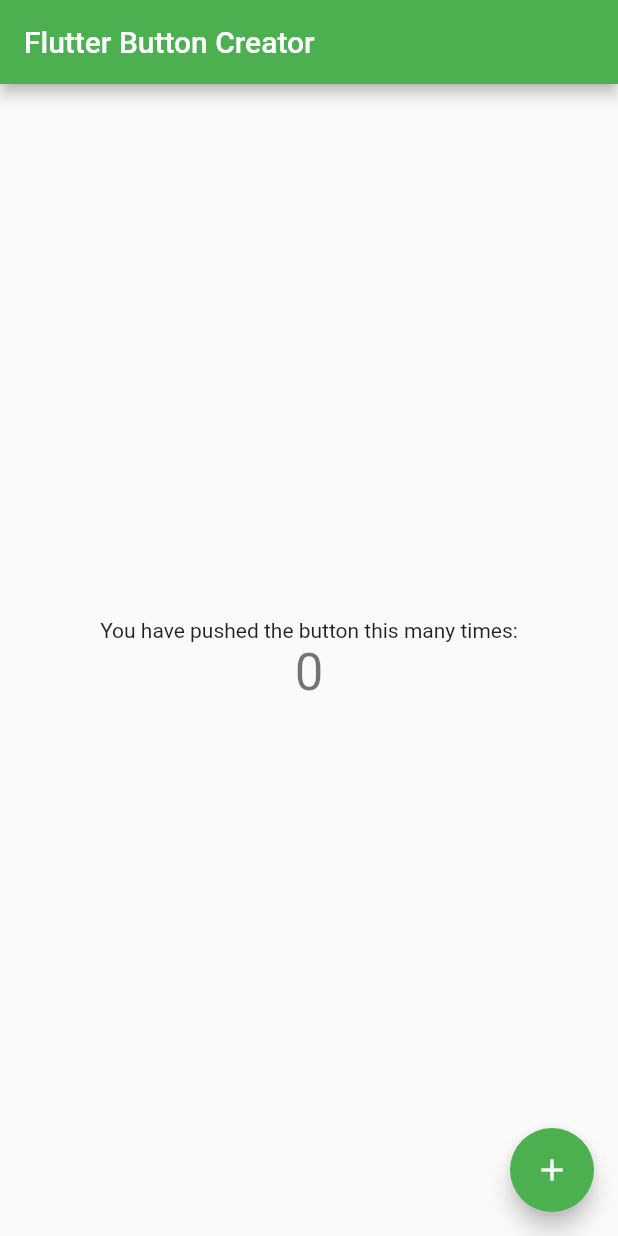
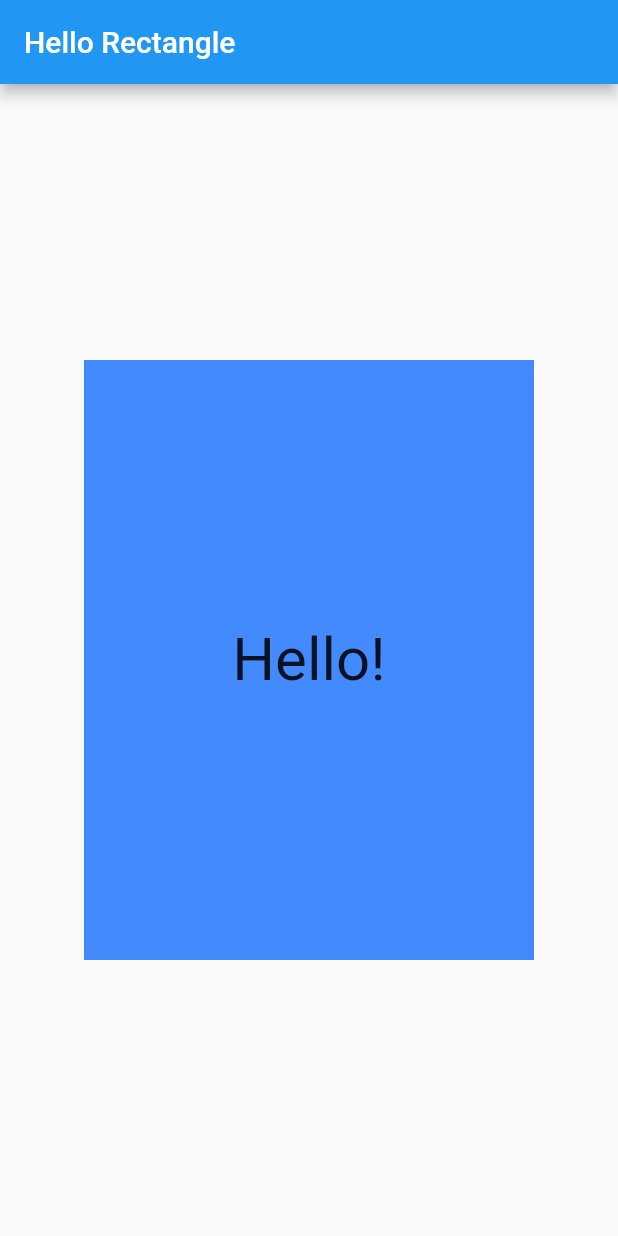
Before and after one commit to himakiran/hello_rect1, a Flutter app: the screen it shows after launch, on a phone screen of 412 x 824 dp. Run offline on Flutter 3.47's test engine with Material 2 defaults, Android fonts, the phone set to English and light mode, and no system bars.

Commit message:
Main.dart udacity code
Udacity code replaced default code in main.dart file

```diff
--- a/lib/main.dart
+++ b/lib/main.dart
@@ -1,109 +1,40 @@
+// Copyright 2018 The Chromium Authors. All rights reserved.
+// Use of this source code is governed by a BSD-style license that can be
+// found in the LICENSE file.
+
 import 'package:flutter/material.dart';
 
-void main() => runApp(new MyApp());
+void main() {
+  runApp(
+    MaterialApp(
+      debugShowCheckedModeBanner: false,
+      title: 'Hello Rectangle',
+      home: Scaffold(
+        appBar: AppBar(
+          title: Text('Hello Rectangle'),
+        ),
+        body: HelloRectangle(),
+      ),
+    ),
+  );
+}
 
-class MyApp extends StatelessWidget {
-  // This widget is the root of your application.
+class HelloRectangle extends StatelessWidget {
   @override
   Widget build(BuildContext context) {
-    return new MaterialApp(
-      title: 'Flutter Demo',
-      theme: new ThemeData(
-        // This is the theme of your application.
-        //
-        // Try running your application with "flutter run". You'll see the
-        // application has a blue toolbar. Then, without quitting the app, try
-        // changing the primarySwatch below to Colors.green and then invoke
-        // "hot reload" (press "r" in the console where you ran "flutter run",
-        // or press Run > Flutter Hot Reload in IntelliJ). Notice that the
-        // counter didn't reset back to zero; the application is not restarted.
-        primarySwatch: Colors.green,
+    return Center(
+      child: Container(
+        color: Colors.blueAccent,
+        height: 400.0,
+        width: 300.0,
+        child: Center(
+          child: Text(
+            'Hello!',
+            style: TextStyle(fontSize: 40.0),
+            textAlign: TextAlign.center,
+          ),
+        ),
       ),
-      home: new MyHomePage(title: 'Flutter Button Creator'),
     );
   }
 }
-
-class MyHomePage extends StatefulWidget {
-  MyHomePage({Key key, this.title}) : super(key: key);
-
-  // This widget is the home page of your application. It is stateful, meaning
-  // that it has a State object (defined below) that contains fields that affect
-  // how it looks.
-
-  // This class is the configuration for the state. It holds the values (in this
-  // case the title) provided by the parent (in this case the App widget) and
-  // used by the build method of the State. Fields in a Widget subclass are
-  // always marked "final".
-
-  final String title;
-
-  @override
-  _MyHomePageState createState() => new _MyHomePageState();
-}
-
-class _MyHomePageState extends State<MyHomePage> {
-  int _counter = 0;
-
-  void _incrementCounter() {
-    setState(() {
-      // This call to setState tells the Flutter framework that something has
-      // changed in this State, which causes it to rerun the build method below
-      // so that the display can reflect the updated values. If we changed
-      // _counter without calling setState(), then the build method would not be
-      // called again, and so nothing would appear to happen.
-      _counter++;
-    });
-  }
-
-  @override
-  Widget build(BuildContext context) {
-    // This method is rerun every time setState is called, for instance as done
-    // by the _incrementCounter method above.
-    //
-    // The Flutter framework has been optimized to make rerunning build methods
-    // fast, so that you can just rebuild anything that needs updating rather
-    // than having to individually change instances of widgets.
-    return new Scaffold(
-      appBar: new AppBar(
-        // Here we take the value from the MyHomePage object that was created by
-        // the App.build method, and use it to set our appbar title.
-        title: new Text(widget.title),
-      ),
-      body: new Center(
-        // Center is a layout widget. It takes a single child and positions it
-        // in the middle of the parent.
-        child: new Column(
-          // Column is also layout widget. It takes a list of children and
-          // arranges them vertically. By default, it sizes itself to fit its
-          // children horizontally, and tries to be as tall as its parent.
-          //
-          // Invoke "debug paint" (press "p" in the console where you ran
-          // "flutter run", or select "Toggle Debug Paint" from the Flutter tool
-          // window in IntelliJ) to see the wireframe for each widget.
-          //
-          // Column has various properties to control how it sizes itself and
-          // how it positions its children. Here we use mainAxisAlignment to
-          // center the children vertically; the main axis here is the vertical
-          // axis because Columns are vertical (the cross axis would be
-          // horizontal).
-          mainAxisAlignment: MainAxisAlignment.center,
-          children: <Widget>[
-            new Text(
-              'You have pushed the button this many times:',
-            ),
-            new Text(
-              '$_counter',
-              style: Theme.of(context).textTheme.display1,
-            ),
-          ],
-        ),
-      ),
-      floatingActionButton: new FloatingActionButton(
-        onPressed: _incrementCounter,
-        tooltip: 'Increment',
-        child: new Icon(Icons.add),
-      ), // This trailing comma makes auto-formatting nicer for build methods.
-    );
-  }
-}
```
